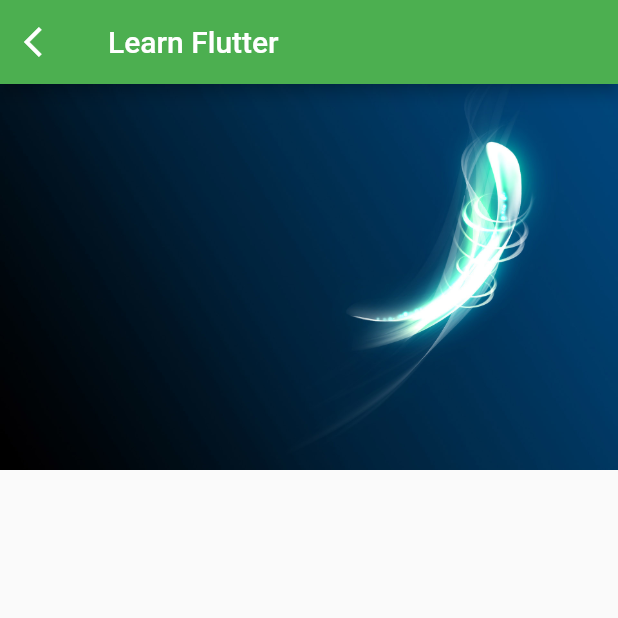
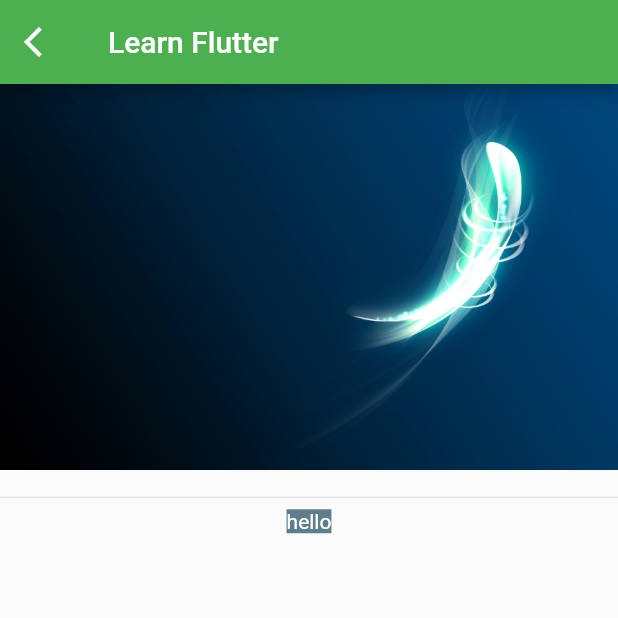
Before and after one commit to ShadrackOngera/flutter_mapp_one, a Flutter app: the LearnFlutterPage screen opened directly, on a phone screen of 412 x 824 dp, the top half of it. Run offline on Flutter 3.47's test engine with Material 2 defaults, Android fonts, the phone set to English and light mode, and no system bars.

Commit message:
column divider

```diff
--- a/lib/learn_flutter_page.dart
+++ b/lib/learn_flutter_page.dart
@@ -23,7 +23,18 @@ class _LearnFlutterPageState extends State<LearnFlutterPage> {
       ),
       body: Column(
         children: [
-          Image.asset('images/one.jpg')
+          Image.asset('images/one.jpg'),
+          const SizedBox(
+            height: 10,
+          ),
+          const Divider(),
+          Container(
+            color: Colors.blueGrey,
+            child: const Text(
+              'hello',
+              style: TextStyle(color: Colors.white),
+            ),
+          )
         ],
       ),
     );
```
